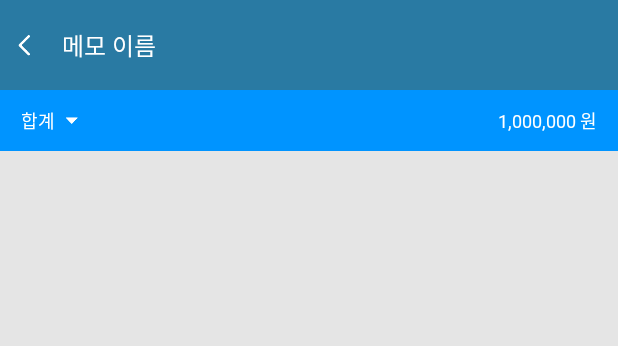
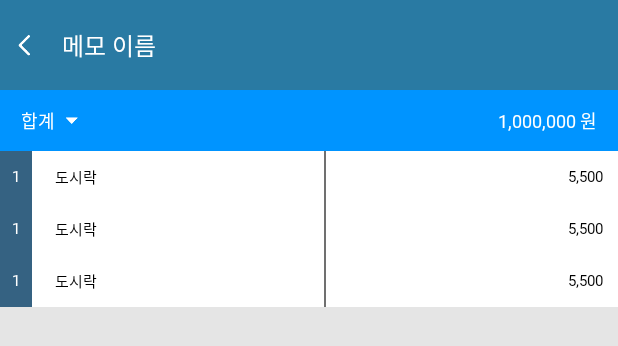
Before and after one commit to gimangi/Sheet-Note, an Android app: the layout activity_memo_detail.xml on its own in the app's theme, with its tools: preview values and no code run, on a phone screen of 412 x 824 dp. Shown: the top 346 px of the screen. Run offline under Robolectric (Android 15) with nearby library versions, the light colour scheme and no system bars.

Commit message:
#17 [UI] item row color if even number

```diff
--- a/app/src/main/res/layout/activity_memo_detail.xml
+++ b/app/src/main/res/layout/activity_memo_detail.xml
@@ -114,6 +114,15 @@
 
         </androidx.constraintlayout.widget.ConstraintLayout>
 
+        <androidx.recyclerview.widget.RecyclerView
+            android:id="@+id/rv_memo_item_list"
+            android:layout_width="match_parent"
+            android:layout_height="wrap_content"
+            tools:listitem="@layout/item_memo_items_list"
+            app:layoutManager="androidx.recyclerview.widget.LinearLayoutManager"
+            android:orientation="vertical"
+            app:layout_constraintTop_toBottomOf="@+id/cl_summary_box" />
+
 
     </androidx.constraintlayout.widget.ConstraintLayout>
 
--- a/app/src/main/res/layout/item_memo_items_list.xml
+++ b/app/src/main/res/layout/item_memo_items_list.xml
@@ -3,7 +3,9 @@
     xmlns:app="http://schemas.android.com/apk/res-auto"
     xmlns:tools="http://schemas.android.com/tools">
     <data>
-
+        <variable
+            name="item"
+            type="com.gimangi.singleline_note.data.model.MemoItemData" />
     </data>
 
     <LinearLayout
@@ -26,6 +28,7 @@
                 android:textSize="10sp"
                 android:includeFontPadding="false"
                 android:textColor="@color/white"
+                android:text="@{item.number}"
                 android:layout_marginVertical="11dp"
                 app:layout_constraintBottom_toBottomOf="parent"
                 app:layout_constraintEnd_toEndOf="parent"
@@ -39,19 +42,22 @@
             android:id="@+id/cl_memo_item_name"
             android:layout_width="0dp"
             android:layout_height="match_parent"
-            android:background="@color/white"
+            tools:background="@color/white"
+            setEvenRowColor="@{item.number}"
             android:layout_weight="9">
 
-            <TextView
+            <EditText
                 android:id="@+id/tv_memo_item_name"
-                android:layout_width="wrap_content"
-                android:layout_height="wrap_content"
+                android:layout_width="match_parent"
+                android:layout_height="match_parent"
                 android:fontFamily="@font/noto_sans_kr"
                 android:textFontWeight="400"
                 android:textColor="@color/black"
                 android:textSize="10sp"
                 android:includeFontPadding="false"
-                android:layout_marginStart="17dp"
+                android:paddingStart="15dp"
+                android:background="@android:color/transparent"
+                android:text="@{item.name}"
                 tools:text="도시락"
                 app:layout_constraintBottom_toBottomOf="parent"
                 app:layout_constraintStart_toStartOf="parent"
@@ -68,20 +74,24 @@
             android:id="@+id/cl_memo_item_value"
             android:layout_width="0dp"
             android:layout_height="match_parent"
-            android:background="@color/white"
+            tools:background="@color/white"
+            setEvenRowColor="@{item.number}"
             android:layout_weight="9">
 
-            <TextView
+            <EditText
                 android:id="@+id/tv_memo_item_value"
-                android:layout_width="wrap_content"
-                android:layout_height="wrap_content"
+                android:layout_width="match_parent"
+                android:layout_height="match_parent"
                 android:fontFamily="@font/noto_sans_kr"
                 android:textFontWeight="400"
                 android:textColor="@color/black"
                 android:includeFontPadding="false"
                 android:textSize="10sp"
-                android:layout_marginEnd="10dp"
                 tools:text="5,500"
+                android:text="@{item.value}"
+                android:textAlignment="textEnd"
+                android:paddingEnd="10dp"
+                android:background="@android:color/transparent"
                 app:layout_constraintBottom_toBottomOf="parent"
                 app:layout_constraintEnd_toEndOf="parent"
                 app:layout_constraintTop_toTopOf="parent" />
--- a/app/src/main/res/values/colors.xml
+++ b/app/src/main/res/values/colors.xml
@@ -21,6 +21,7 @@
     <color name="red">#FF0000</color>
     <color name="red_light">#FFC6C6</color>
     <color name="background">#DDDDDD</color>
+    <color name="even_item">#EEFCFF</color>
 
     <color name="detail_background">#e5e5e5</color>
 
```
Also changed, not shown: app/src/main/java/com/gimangi/singleline_note/data/model/MemoItemData.kt (added, +8 -0 lines), app/src/main/java/com/gimangi/singleline_note/util/BindingAdapter.kt (+14 -2 lines).
